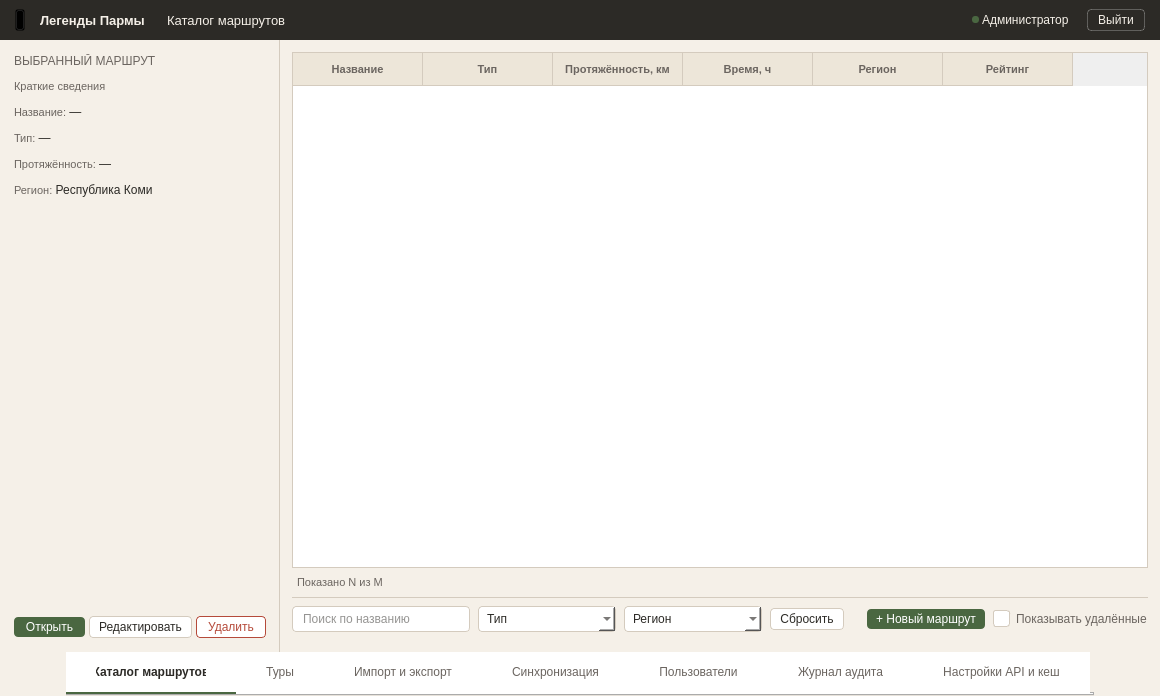
The window that ui/route_directory_window.ui (nikolas-po/legends_parma) describes before a commit, drawn with Qt 5.
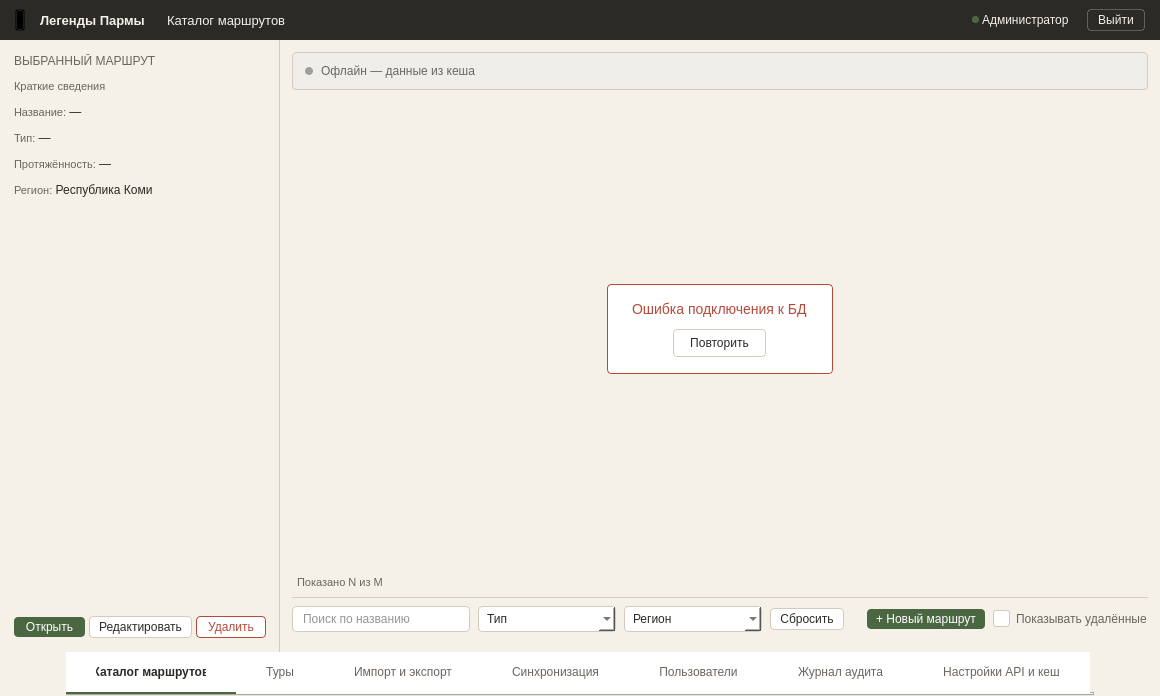
The same window after the commit. The open tabs and pages were chosen to show the change. Icons and pictures are not drawn.

Commit message: для нескольких окно сделал состояния

What changed in the file:
```diff
--- a/ui/route_directory_window.ui
+++ b/ui/route_directory_window.ui
@@ -43,175 +43,219 @@
     border: 1px solid rgba(255, 255, 255, 0.5);
 }
 
-#leftZone {
-    background-color: #EDE6D9;
+#leftPanel {
+    background-color: #F5F0E8;
     border-right: 1px solid #D4CBBE;
 }
-#rightZone {
-    background-color: #FFFFFF;
-}
-#rightZone QLabel {
-    border: none;
-    background: transparent;
-}
+#lbl_title { font-size: 12px; color: #6B6560; }
+#lbl_desc { font-size: 11px; color: #6B6560; }
 
-#pointsFrame, #reviewsFrame, #infoFrame {
-    background-color: #FFFFFF;
-    border: 1px solid #D4CBBE;
-}
-#mapFrame {
-    background-color: #EDE6D9;
-    border: 1px solid #D4CBBE;
-}
-#mapFrame QLabel {
-    background: #FFFFFF;
-    border: 1px solid #D4CBBE;
-    color: #6B6560;
-    font-size: 11px;
-    padding: 4px 8px;
-}
-
-#pointsFrame QLabel#lbl_points_title, 
-#reviewsFrame QLabel#lbl_reviews_title, 
-#rightZone QLabel#lbl_route_props, 
-#rightZone QLabel#lbl_route_desc_title {
-    font-size: 11px;
-    color: #6B6560;
-}
-
-#point1Frame, #point2Frame {
-    background: #FFFFFF;
-    border: 1px solid #D4CBBE;
-}
-#point1Frame QLabel, #point2Frame QLabel {
-    border: none;
-}
-#point1Frame QLabel#lbl_p1_name, #point2Frame QLabel#lbl_p2_name {
-    font-size: 12px;
-    font-weight: 600;
-    color: #2C2A26;
-}
-#point1Frame QLabel#lbl_p1_coords, #point2Frame QLabel#lbl_p2_coords {
-    font-size: 11px;
-    font-family: monospace;
-    color: #6B6560;
-}
-
-#weatherFrame {
-    background-color: #EDE6D9;
-    border: 1px solid #D4CBBE;
-}
-#weatherFrame QLabel {
-    border: none;
-}
-#weatherFrame QLabel#lbl_weather_title {
-    font-size: 11px;
-    color: #6B6560;
-}
-#weatherFrame QLabel#lbl_temp {
-    font-size: 24px;
-    font-weight: 600;
-    color: #2C2A26;
-}
-#weatherFrame QLabel#lbl_weather_desc {
-    font-size: 13px;
-    font-weight: 600;
-    color: #2C2A26;
-}
-#weatherFrame QLabel#lbl_weather_cache {
-    font-size: 11px;
-    color: #6B6560;
-}
-
-#reviewsFrame QLabel#lbl_stars {
-    font-size: 12px;
-    color: #C4A35A;
-}
-#reviewItemLayout QLabel#lbl_review_text {
-    font-size: 12px;
-    color: #6B6560;
-}
-#reviewItemLayout QLabel#lbl_review_author {
-    font-size: 11px;
-    color: #A39E94;
-}
-#review_line {
-    border: none;
-    border-top: 1px solid #D4CBBE;
-    max-height: 1px;
-}
-
-#rightZone QLabel#lbl_route_title {
-    font-size: 15px;
-    font-weight: 600;
-    color: #2C2A26;
-}
-#rightZone QLabel#lbl_route_desc {
-    font-size: 12px;
-    color: #6B6560;
-}
-#info_line {
-    border: none;
-    border-top: 1px solid #D4CBBE;
-    max-height: 1px;
-}
-
-#actionBarFrame {
-    background-color: #FFFFFF;
-    border-top: 1px solid #D4CBBE;
-}
-#btn_back {
-    padding: 3px 9px;
-    font-size: 12px;
-    color: #6B6560;
-    background: transparent;
-    border: none;
-}
-#btn_back:hover {
-    background: #F5F0E8;
-    color: #2C2A26;
-}
-#btn_back:pressed {
-    background: #EDE6D9;
-}
-
-#btn_edit, #btn_export, #btn_leave_review, #btn_update_weather {
-    background: #FFFFFF;
-    color: #2C2A26;
-    border: 1px solid #D4CBBE;
-    padding: 3px 9px;
-    font-size: 12px;
-    border-radius: 4px;
-}
-#btn_edit:hover, #btn_export:hover, #btn_leave_review:hover, #btn_update_weather:hover {
-    background: #F5F0E8;
-    border: 1px solid #4A6741;
-}
-#btn_edit:pressed, #btn_export:pressed, #btn_leave_review:pressed, #btn_update_weather:pressed {
-    background: #EDE6D9;
-}
-
-#btn_schedule {
-    background: #4A6741;
+#btn_open {
+    background-color: #4A6741;
     color: #FFFFFF;
     border: none;
     padding: 3px 9px;
     font-size: 12px;
     border-radius: 4px;
 }
-#btn_schedule:hover { background: #3D5636; }
-#btn_schedule:pressed { background: #334A2E; }
+#btn_open:hover { background-color: #3D5636; }
+#btn_open:pressed { background-color: #334A2E; }
+#btn_open:disabled { background-color: #A8B5A0; }
+
+#btn_edit {
+    background-color: #FFFFFF;
+    color: #2C2A26;
+    border: 1px solid #D4CBBE;
+    padding: 3px 9px;
+    font-size: 12px;
+    border-radius: 4px;
+}
+#btn_edit:hover { background-color: #F5F0E8; border: 1px solid #4A6741; }
+#btn_edit:pressed { background-color: #EDE6D9; border: 1px solid #3D5636; }
+#btn_edit:disabled { background-color: #FFFFFF; color: #A39E94; border: 1px solid #E5DFD4; }
 
 #btn_delete {
-    background: #FFFFFF;
+    background-color: #FFFFFF;
     color: #B54A3A;
     border: 1px solid #B54A3A;
     padding: 3px 9px;
     font-size: 12px;
     border-radius: 4px;
 }
-#btn_delete:hover { background: #F5E8E6; }
-#btn_delete:pressed { background: #EBD5D1; }
+#btn_delete:hover { background-color: #F5E8E6; color: #B54A3A; border: 1px solid #B54A3A; }
+#btn_delete:pressed { background-color: #EBD5D1; color: #9A3E30; border: 1px solid #9A3E30; }
+#btn_delete:disabled { background-color: #FFFFFF; color: #D4A39C; border: 1px solid #E5C4BF; }
+
+QRadioButton { spacing: 6px; font-size: 12px; color: #6B6560; }
+QRadioButton::indicator { width: 15px; height: 15px; }
+QRadioButton::indicator:unchecked { border: 1px solid #D4CBBE; border-radius: 8px; background-color: #FFFFFF; }
+QRadioButton::indicator:checked { border: 4px solid #4A6741; border-radius: 8px; background-color: #FFFFFF; }
+
+#rightPanel { background-color: #F5F0E8; }
+
+#offlineBanner {
+    background-color: #F0EEEA;
+    border: 1px solid #D4CBBE;
+    border-radius: 4px;
+}
+#offlineBanner QLabel {
+    font-size: 12px;
+    color: #6B6560;
+}
+#offlineDot {
+    background-color: #A39E94;
+    border-radius: 4px;
+    min-width: 8px;
+    max-width: 8px;
+    min-height: 8px;
+    max-height: 8px;
+}
+
+#filterPanel {
+    background-color: #F5F0E8;
+    border-top: 1px solid #D4CBBE;
+}
+#filterPanel QLineEdit {
+    padding: 4px 8px;
+    font-size: 12px;
+    border-radius: 4px;
+    border: 1px solid #D4CBBE;
+    background-color: #FFFFFF;
+    color: #2C2A26;
+}
+#filterPanel QLineEdit:hover { border: 1px solid #B8AE9E; }
+#filterPanel QLineEdit:focus { border: 1px solid #4A6741; }
+#filterPanel QLineEdit[error="true"] { border: 1px solid #B54A3A; }
+#filterPanel QLineEdit:disabled { border: 1px dashed #D4CBBE; color: #A39E94; background-color: #F5F0E8; }
+#filterPanel QLineEdit#searchInput { min-width: 160px; max-width: 240px; }
+
+#filterPanel QComboBox {
+    padding: 4px 8px;
+    font-size: 12px;
+    border-radius: 4px;
+    border: 1px solid #D4CBBE;
+    background-color: #FFFFFF;
+    color: #2C2A26;
+    min-width: 120px;
+}
+#filterPanel QComboBox:hover { border: 1px solid #B8AE9E; }
+#filterPanel QComboBox:on { border: 1px solid #4A6741; }
+#filterPanel QComboBox:disabled { border: 1px dashed #D4CBBE; color: #A39E94; background-color: #F5F0E8; }
+#filterPanel QComboBox QAbstractItemView {
+    background-color: #FFFFFF;
+    border: 1px solid #D4CBBE;
+    selection-background-color: #E8EDE4;
+    selection-color: #2C2A26;
+}
+#filterPanel QComboBox QAbstractItemView::item:hover { background-color: #EDE6D9; }
+
+#btn_add_route {
+    background-color: #4A6741;
+    color: #FFFFFF;
+    border: none;
+    padding: 3px 9px;
+    font-size: 12px;
+    border-radius: 4px;
+}
+#btn_add_route:hover { background-color: #3D5636; }
+#btn_add_route:pressed { background-color: #334A2E; }
+#btn_add_route:disabled { background-color: #A8B5A0; }
+#btn_add_route:focus { border: 1px dashed #4A6741; }
+
+#btn_reset {
+    background-color: #FFFFFF;
+    color: #2C2A26;
+    border: 1px solid #D4CBBE;
+    padding: 3px 9px;
+    font-size: 12px;
+    border-radius: 4px;
+}
+#btn_reset:hover { background-color: #F5F0E8; border: 1px solid #4A6741; }
+#btn_reset:pressed { background-color: #EDE6D9; border: 1px solid #3D5636; }
+#btn_reset:disabled { background-color: #FFFFFF; color: #A39E94; border: 1px solid #E5DFD4; }
+#btn_reset:focus { border: 1px dashed #4A6741; }
+
+#chk_deleted {
+    spacing: 6px;
+    font-size: 12px;
+    color: #6B6560;
+}
+#chk_deleted::indicator {
+    width: 15px;
+    height: 15px;
+    border-radius: 3px;
+    border: 1px solid #D4CBBE;
+    background-color: #FFFFFF;
+}
+#chk_deleted::indicator:hover { border: 1px solid #B8AE9E; }
+#chk_deleted::indicator:checked { background-color: #4A6741; border: 1px solid #4A6741; }
+#chk_deleted::indicator:pressed { background-color: #334A2E; border: 1px solid #334A2E; }
+#chk_deleted::indicator:disabled { background-color: #E5DFD4; border: 1px solid #E5DFD4; }
+#chk_deleted:disabled { color: #A39E94; }
+
+#tableWidget {
+    background-color: #FFFFFF;
+    alternate-background-color: #FAF8F3;
+    border: 1px solid #D4CBBE;
+    outline: none;
+}
+QHeaderView::section {
+    font-size: 11px;
+    font-weight: 600;
+    color: #6B6560;
+    background-color: #EDE6D9;
+    padding: 7px 10px;
+    border: none;
+    border-bottom: 1px solid #D4CBBE;
+    border-right: 1px solid #D4CBBE;
+}
+QTableWidget::item {
+    font-size: 12px;
+    color: #2C2A26;
+    padding: 7px 10px;
+    border-bottom: 1px solid #D4CBBE;
+}
+QTableWidget::item:hover { background-color: #EDE6D9; }
+QTableWidget::item:selected { background-color: #E8EDE4; color: #2C2A26; }
+#footerLabel { font-size: 11px; color: #6B6560; }
+
+#lblLoadingTitle {
+    font-size: 14px;
+    color: #6B6560;
+}
+#lblLoadingSub {
+    font-size: 12px;
+    color: #A39E94;
+}
+#lblEmptyTitle {
+    font-size: 14px;
+    color: #6B6560;
+}
+#lblEmptySub {
+    font-size: 12px;
+    color: #A39E94;
+}
+#errorFrame {
+    background-color: #FFFFFF;
+    border: 1px solid #B54A3A;
+    border-radius: 4px;
+}
+#errorFrame QLabel {
+    font-size: 14px;
+    color: #B54A3A;
+}
+#btnRetry {
+    background-color: #FFFFFF;
+    color: #2C2A26;
+    border: 1px solid #D4CBBE;
+    border-radius: 4px;
+    padding: 6px 16px;
+    font-size: 12px;
+}
+#btnRetry:hover {
+    border: 1px solid #4A6741;
+    background-color: #F5F0E8;
+}
 
 QTabWidget::panel { border: none; background-color: #FFFFFF; }
 QTabBar { background-color: #FFFFFF; border: none; }
@@ -644,6 +688,8 @@
 }
 #filterPanel QLineEdit:hover { border: 1px solid #B8AE9E; }
 #filterPanel QLineEdit:focus { border: 1px solid #4A6741; }
+#filterPanel QLineEdit[error="true"] { border: 1px solid #B54A3A; }
+#filterPanel QLineEdit:disabled { border: 1px dashed #D4CBBE; color: #A39E94; background-color: #F5F0E8; }
 #filterPanel QLineEdit#searchInput { min-width: 160px; max-width: 240px; }
 
 #filterPanel QComboBox {
@@ -657,7 +703,7 @@
 }
 #filterPanel QComboBox:hover { border: 1px solid #B8AE9E; }
 #filterPanel QComboBox:on { border: 1px solid #4A6741; }
-#filterPanel QComboBox:disabled { background-color: #F5F0E8; color: #A39E94; border: 1px solid #E5DFD4; }
+#filterPanel QComboBox:disabled { border: 1px dashed #D4CBBE; color: #A39E94; background-color: #F5F0E8; }
 #filterPanel QComboBox QAbstractItemView {
     background-color: #FFFFFF;
     border: 1px solid #D4CBBE;
@@ -704,24 +750,11 @@
     border: 1px solid #D4CBBE;
     background-color: #FFFFFF;
 }
-#chk_deleted::indicator:hover {
-    border: 1px solid #B8AE9E;
-}
-#chk_deleted::indicator:checked {
-    background-color: #4A6741;
-    border: 1px solid #4A6741;
-}
-#chk_deleted::indicator:pressed {
-    background-color: #334A2E;
-    border: 1px solid #334A2E;
-}
-#chk_deleted::indicator:disabled {
-    background-color: #E5DFD4;
-    border: 1px solid #E5DFD4;
-}
-#chk_deleted:disabled {
-    color: #A39E94;
-}
+#chk_deleted::indicator:hover { border: 1px solid #B8AE9E; }
+#chk_deleted::indicator:checked { background-color: #4A6741; border: 1px solid #4A6741; }
+#chk_deleted::indicator:pressed { background-color: #334A2E; border: 1px solid #334A2E; }
+#chk_deleted::indicator:disabled { background-color: #E5DFD4; border: 1px solid #E5DFD4; }
+#chk_deleted:disabled { color: #A39E94; }
 
 #tableWidget {
     background-color: #FFFFFF;
@@ -747,7 +780,20 @@
 }
 QTableWidget::item:hover { background-color: #EDE6D9; }
 QTableWidget::item:selected { background-color: #E8EDE4; color: #2C2A26; }
-#footerLabel { font-size: 11px; color: #6B6560; }</string>
+#footerLabel { font-size: 11px; color: #6B6560; }
+
+#lblLoadingTitle { font-size: 14px; color: #6B6560; }
+#lblLoadingSub { font-size: 12px; color: #A39E94; }
+#lblEmptyTitle { font-size: 14px; color: #6B6560; }
+#lblEmptySub { font-size: 12px; color: #A39E94; }
+#errorFrame { background-color: #FFFFFF; border: 1px solid #B54A3A; border-radius: 4px; }
+#errorFrame QLabel { font-size: 14px; color: #B54A3A; }
+#btnRetry { background-color: #FFFFFF; color: #2C2A26; border: 1px solid #D4CBBE; border-radius: 4px; padding: 6px 16px; font-size: 12px; }
+#btnRetry:hover { border: 1px solid #4A6741; background-color: #F5F0E8; }
+
+#offlineBanner { background-color: #F0EEEA; border: 1px solid #D4CBBE; border-radius: 4px; }
+#offlineBanner QLabel { font-size: 12px; color: #6B6560; }
+#offlineDot { background-color: #A39E94; border-radius: 4px; min-width: 8px; max-width: 8px; min-height: 8px; max-height: 8px; }</string>
          </property>
          <property name="frameShape">
           <enum>QFrame::Shape::NoFrame</enum>
@@ -769,57 +815,171 @@
            <number>12</number>
           </property>
           <item>
-           <widget class="QTableWidget" name="tableWidget">
-            <property name="frameShape">
-             <enum>QFrame::Shape::NoFrame</enum>
-            </property>
-            <property name="selectionMode">
-             <enum>QAbstractItemView::SelectionMode::SingleSelection</enum>
-            </property>
-            <property name="selectionBehavior">
-             <enum>QAbstractItemView::SelectionBehavior::SelectRows</enum>
-            </property>
-            <property name="showGrid">
-             <bool>false</bool>
-            </property>
-            <attribute name="horizontalHeaderDefaultSectionSize">
-             <number>130</number>
-            </attribute>
-            <attribute name="horizontalHeaderStretchLastSection">
-             <bool>false</bool>
-            </attribute>
-            <column>
-             <property name="text">
-              <string>Название</string>
-             </property>
-            </column>
-            <column>
-             <property name="text">
-              <string>Тип</string>
-             </property>
-            </column>
-            <column>
-             <property name="text">
-              <string>Протяжённость, км</string>
-             </property>
-            </column>
-            <column>
-             <property name="text">
-              <string>Время, ч</string>
-             </property>
-            </column>
-            <column>
-             <property name="text">
-              <string>Регион</string>
-             </property>
-            </column>
-            <column>
-             <property name="text">
-              <string>Рейтинг</string>
-             </property>
-            </column>
+           <widget class="QFrame" name="offlineBanner">
+            <property name="visible"><bool>false</bool></property>
+            <layout class="QHBoxLayout" name="offlineLayout">
+             <property name="spacing"><number>8</number></property>
+             <property name="leftMargin"><number>12</number></property>
+             <property name="topMargin"><number>8</number></property>
+             <property name="rightMargin"><number>12</number></property>
+             <property name="bottomMargin"><number>8</number></property>
+             <item>
+              <widget class="QLabel" name="offlineDot">
+               <property name="text"><string/></property>
+              </widget>
+             </item>
+             <item>
+              <widget class="QLabel" name="lbl_offline">
+               <property name="text"><string>Офлайн — данные из кеша</string></property>
+              </widget>
+             </item>
+             <item>
+              <spacer name="offlineSpacer">
+               <property name="orientation"><enum>Qt::Orientation::Horizontal</enum></property>
+               <property name="sizeHint" stdset="0"><size><width>40</width><height>20</height></size></property>
+              </spacer>
+             </item>
+            </layout>
            </widget>
           </item>
+          
+          <item>
+           <widget class="QStackedWidget" name="stateStack">
+            <property name="currentIndex"><number>0</number></property>
+            
+            <widget class="QWidget" name="pageNormal">
+             <layout class="QVBoxLayout" name="normalLayout">
+              <property name="leftMargin"><number>0</number></property>
+              <property name="topMargin"><number>0</number></property>
+              <property name="rightMargin"><number>0</number></property>
+              <property name="bottomMargin"><number>0</number></property>
+              <item>
+               <widget class="QTableWidget" name="tableWidget">
+                <property name="frameShape"><enum>QFrame::Shape::NoFrame</enum></property>
+                <property name="selectionMode"><enum>QAbstractItemView::SelectionMode::SingleSelection</enum></property>
+                <property name="selectionBehavior"><enum>QAbstractItemView::SelectionBehavior::SelectRows</enum></property>
+                <property name="showGrid"><bool>false</bool></property>
+                <attribute name="horizontalHeaderDefaultSectionSize"><number>130</number></attribute>
+                <attribute name="horizontalHeaderStretchLastSection"><bool>false</bool></attribute>
+                <column><property name="text"><string>Название</string></property></column>
+                <column><property name="text"><string>Тип</string></property></column>
+                <column><property name="text"><string>Протяжённость, км</string></property></column>
+                <column><property name="text"><string>Время, ч</string></property></column>
+                <column><property name="text"><string>Регион</string></property></column>
+                <column><property name="text"><string>Рейтинг</string></property></column>
+               </widget>
+              </item>
+             </layout>
+            </widget>
+            
+            <widget class="QWidget" name="pageLoading">
+             <layout class="QVBoxLayout" name="loadingLayout">
+              <property name="leftMargin"><number>0</number></property>
+              <property name="topMargin"><number>0</number></property>
+              <property name="rightMargin"><number>0</number></property>
+              <property name="bottomMargin"><number>0</number></property>
+              <item>
+               <spacer name="loadingSpacerTop">
+                <property name="orientation"><enum>Qt::Orientation::Vertical</enum></property>
+                <property name="sizeHint" stdset="0"><size><width>20</width><height>40</height></size></property>
+               </spacer>
+              </item>
+              <item alignment="Qt::AlignHCenter">
+               <widget class="QLabel" name="lblLoadingTitle">
+                <property name="text"><string>Загрузка...</string></property>
+               </widget>
+              </item>
+              <item alignment="Qt::AlignHCenter">
+               <widget class="QLabel" name="lblLoadingSub">
+                <property name="text"><string>Индикатор прогресса</string></property>
+               </widget>
+              </item>
+              <item>
+               <spacer name="loadingSpacerBottom">
+                <property name="orientation"><enum>Qt::Orientation::Vertical</enum></property>
+                <property name="sizeHint" stdset="0"><size><width>20</width><height>40</height></size></property>
+               </spacer>
+              </item>
+             </layout>
+            </widget>
+            
+            <widget class="QWidget" name="pageEmpty">
+             <layout class="QVBoxLayout" name="emptyLayout">
+              <property name="leftMargin"><number>0</number></property>
+              <property name="topMargin"><number>0</number></property>
+              <property name="rightMargin"><number>0</number></property>
+              <property name="bottomMargin"><number>0</number></property>
+              <item>
+               <spacer name="emptySpacerTop">
+                <property name="orientation"><enum>Qt::Orientation::Vertical</enum></property>
+                <property name="sizeHint" stdset="0"><size><width>20</width><height>40</height></size></property>
+               </spacer>
+              </item>
+              <item alignment="Qt::AlignHCenter">
+               <widget class="QLabel" name="lblEmptyTitle">
+                <property name="text"><string>Ничего не найдено</string></property>
+               </widget>
+              </item>
+              <item alignment="Qt::AlignHCenter">
+               <widget class="QLabel" name="lblEmptySub">
+                <property name="text"><string>Измените фильтры</string></property>
+               </widget>
+              </item>
+              <item>
+               <spacer name="emptySpacerBottom">
+                <property name="orientation"><enum>Qt::Orientation::Vertical</enum></property>
+                <property name="sizeHint" stdset="0"><size><width>20</width><height>40</height></size></property>
+               </spacer>
+              </item>
+             </layout>
+            </widget>
+            
+            <widget class="QWidget" name="pageError">
+             <layout class="QVBoxLayout" name="errorLayout">
+              <property name="leftMargin"><number>0</number></property>
+              <property name="topMargin"><number>0</number></property>
+              <property name="rightMargin"><number>0</number></property>
+              <property name="bottomMargin"><number>0</number></property>
+              <item>
+               <spacer name="errorSpacerTop">
+                <property name="orientation"><enum>Qt::Orientation::Vertical</enum></property>
+                <property name="sizeHint" stdset="0"><size><width>20</width><height>40</height></size></property>
+               </spacer>
+              </item>
+              <item alignment="Qt::AlignHCenter">
+               <widget class="QFrame" name="errorFrame">
+                <layout class="QVBoxLayout" name="errorFrameLayout">
+                 <property name="spacing"><number>12</number></property>
+                 <property name="leftMargin"><number>24</number></property>
+                 <property name="topMargin"><number>16</number></property>
+                 <property name="rightMargin"><number>24</number></property>
+                 <property name="bottomMargin"><number>16</number></property>
+                 <item alignment="Qt::AlignHCenter">
+                  <widget class="QLabel" name="lblErrorMessage">
+                   <property name="text"><string>Ошибка подключения к БД</string></property>
+                  </widget>
+                 </item>
+                 <item alignment="Qt::AlignHCenter">
+                  <widget class="QPushButton" name="btnRetry">
+                   <property name="cursor"><cursorShape>PointingHandCursor</cursorShape></property>
+                   <property name="text"><string>Повторить</string></property>
+                  </widget>
+                 </item>
+                </layout>
+               </widget>
+              </item>
+              <item>
+               <spacer name="errorSpacerBottom">
+                <property name="orientation"><enum>Qt::Orientation::Vertical</enum></property>
+                <property name="sizeHint" stdset="0"><size><width>20</width><height>40</height></size></property>
+               </spacer>
+              </item>
+             </layout>
+            </widget>
+            
+           </widget>
+          </item>
+          
           <item>
            <widget class="QLabel" name="footerLabel">
             <property name="styleSheet">
```
Left out of the diff: 13 changed lines with no effect on the pictures. The commit also changes 7 other files.
